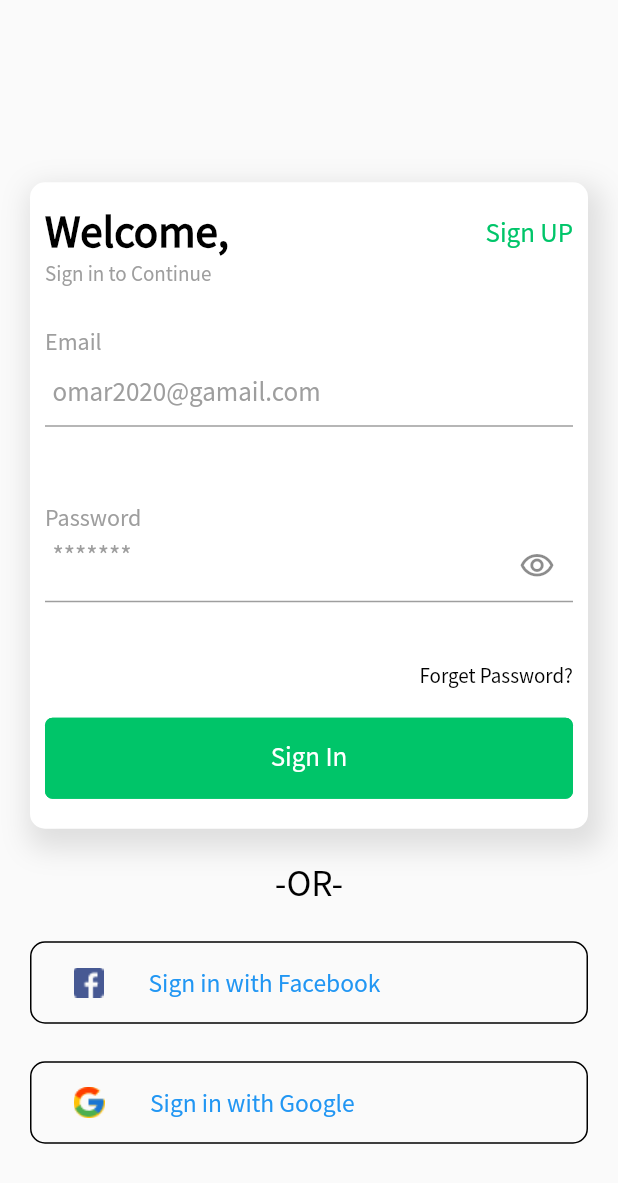
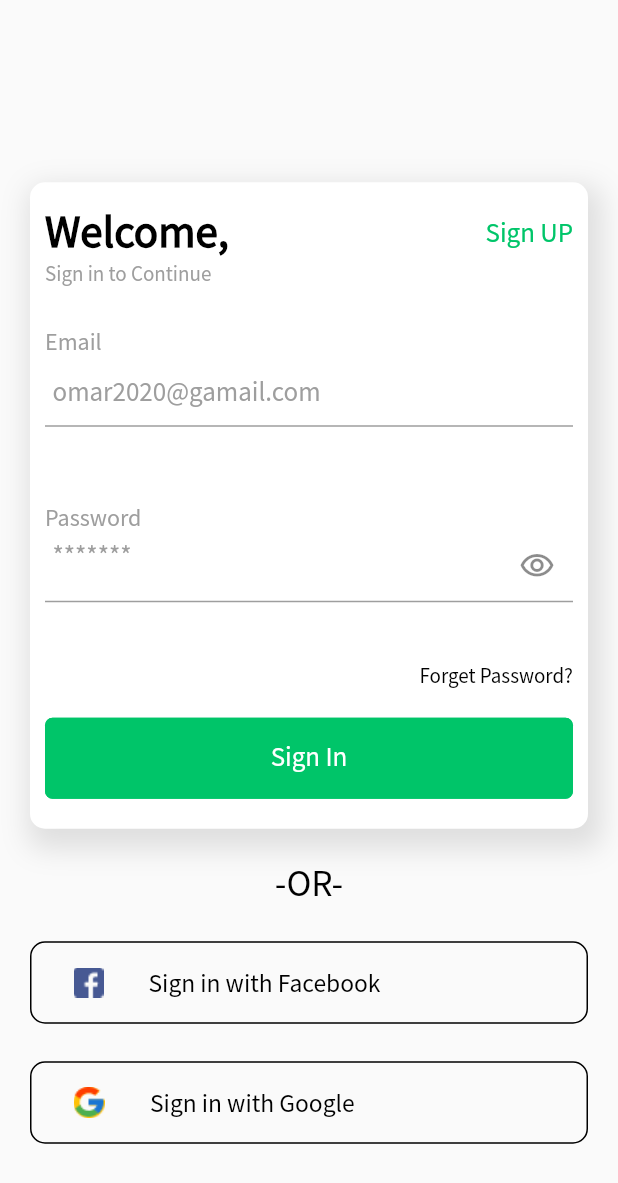
Before and after one commit to AliiElsayed/Ecommerce, a Flutter app: the screen it shows after launch, on a phone screen of 412 x 824 dp. Shown: the top 1183 px of the screen. Run offline on Flutter 3.47's test engine with Material 2 defaults, Android fonts, the phone set to English and light mode, and no system bars; our stand-ins replace cloud_firestore, firebase_auth, firebase_core, flutter_slidable, flutter_svg, flutter_typeahead and 6 more; missing offline and left inert: flutter_facebook_login, status_change; accounts and stored records are empty.

Commit message:
Edit some colors

```diff
--- a/lib/constants.dart
+++ b/lib/constants.dart
@@ -14,7 +14,22 @@ final String favProductPrice = 'price';
 final String favProductId = 'productId';
 final String favProductDescription = 'description';
 
-const kPrimaryColor = Color.fromRGBO(0, 197, 105, 1.0);
+//const kPrimaryColor = Color.fromRGBO(0, 197, 105, 1.0);
+const MaterialColor kPrimaryColor = const MaterialColor(
+  0xFF00C569,
+  const <int, Color>{
+    50: const Color(0xFF00C569),
+    100: const Color(0xFF00C569),
+    200: const Color(0xFF00C569),
+    300: const Color(0xFF00C569),
+    400: const Color(0xFF00C569),
+    500: const Color(0xFF00C569),
+    600: const Color(0xFF00C569),
+    700: const Color(0xFF00C569),
+    800: const Color(0xFF00C569),
+    900: const Color(0xFF00C569),
+  },
+);
 
 const kTileHeight = 50.0;
 const inProgressColor = Colors.black87;
--- a/lib/main.dart
+++ b/lib/main.dart
@@ -1,4 +1,5 @@
 import 'file:///C:/Users/ali%20elsayed/AndroidStudioProjects/e_commerce/lib/helper/binding.dart';
+import 'package:e_commerce/constants.dart';
 import 'package:firebase_core/firebase_core.dart';
 import 'package:flutter/material.dart';
 import 'package:get/get.dart';
@@ -20,6 +21,7 @@ class MyApp extends StatelessWidget {
       initialBinding: Binding(),
       theme: ThemeData(
         fontFamily: 'Source Sans Pro',
+        primarySwatch: kPrimaryColor,
       ),
     );
   }
--- a/lib/view/home_screen.dart
+++ b/lib/view/home_screen.dart
@@ -5,7 +5,6 @@ import 'package:e_commerce/view/widgets/custom_product_viewer.dart';
 import 'package:e_commerce/view/widgets/custom_text.dart';
 import 'package:e_commerce/view/widgets/icon_container.dart';
 import 'package:e_commerce/view_model/home_controller.dart';
-import 'package:flutter/cupertino.dart';
 import 'package:flutter/material.dart';
 import 'package:get/get.dart';
 
--- a/lib/view/widgets/cutom_social_button.dart
+++ b/lib/view/widgets/cutom_social_button.dart
@@ -4,27 +4,30 @@ class CustomSocialButton extends StatelessWidget {
   final String btnTitle;
   final String imgPath;
   final Function onPress;
-  CustomSocialButton({
-    this.btnTitle,
-    this.imgPath,
-    this.onPress
-  });
+  CustomSocialButton({this.btnTitle, this.imgPath, this.onPress});
   @override
   Widget build(BuildContext context) {
     return Container(
       decoration: BoxDecoration(
-        border: Border.all(color: Colors.black,),
-        borderRadius:BorderRadius.circular(10.0),
+        border: Border.all(
+          color: Colors.black,
+        ),
+        borderRadius: BorderRadius.circular(10.0),
       ),
       child: TextButton(
         onPressed: onPress,
         child: Padding(
-          padding: EdgeInsets.only(left: 20.0, top: 8,bottom: 8, right: 20.0),
+          padding: EdgeInsets.only(left: 20.0, top: 8, bottom: 8, right: 20.0),
           child: Row(
             children: [
               Image.asset(imgPath),
-              SizedBox(width: 30.0,),
-              Text(btnTitle,style: TextStyle(fontSize: 17.0),),
+              SizedBox(
+                width: 30.0,
+              ),
+              Text(
+                btnTitle,
+                style: TextStyle(fontSize: 17.0, color: Colors.black),
+              ),
             ],
           ),
         ),
```
Also changed, not shown: 1 other file.
